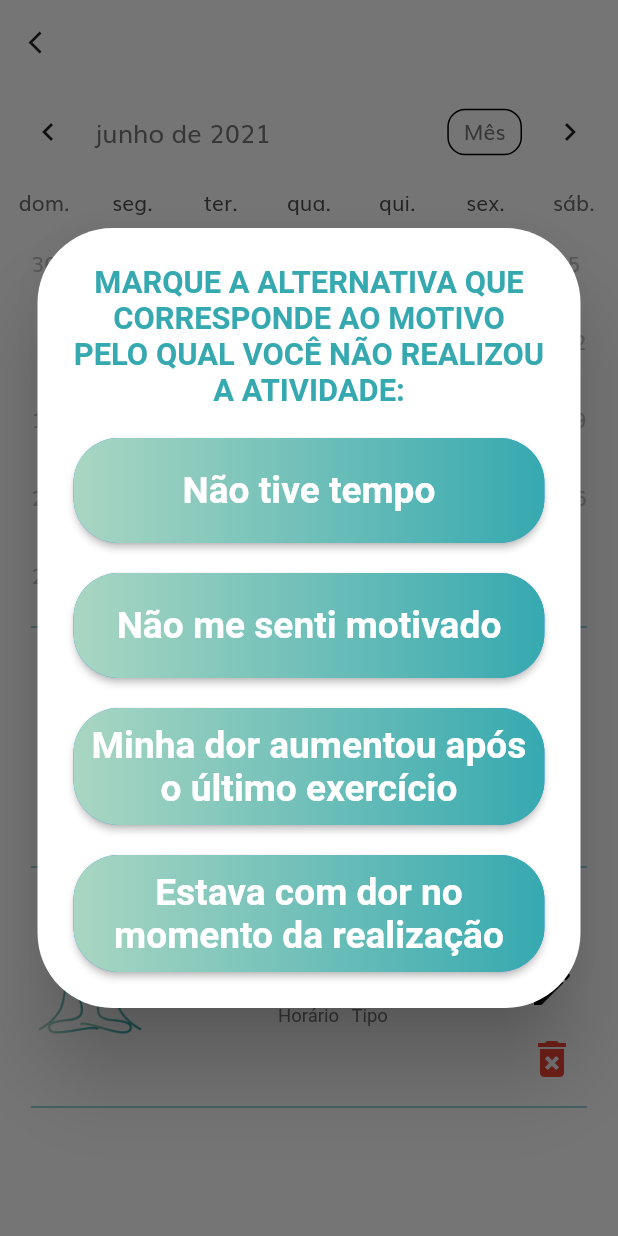
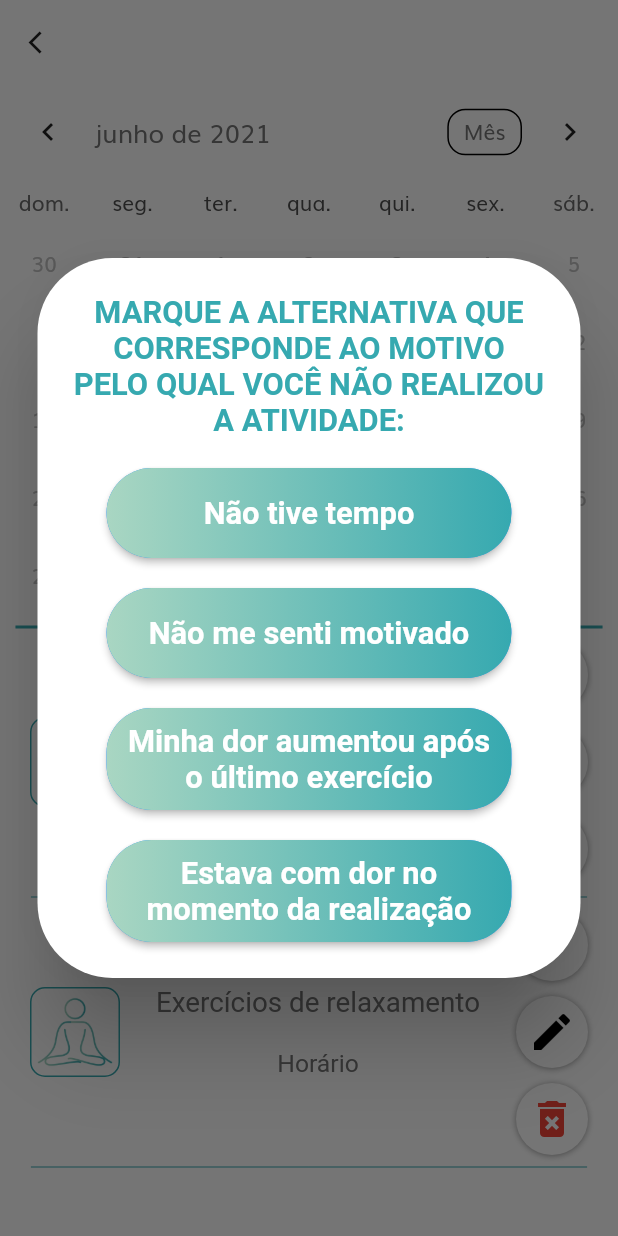
Before and after one commit to anselmoparente/MoveDor, a Flutter app: the CalendarPage screen opened directly, after a tap on the "delete forever" icon, on a phone screen of 412 x 824 dp. Run offline on Flutter 3.47's test engine with Material 2 defaults, Android fonts, the phone set to English and light mode, and no system bars; drawn by our look-alikes of table_calendar; our stand-ins replace fl_chart, flutter_datetime_picker, flutter_mobx, flutter_svg, google_nav_bar, line_icons and 6 more; missing offline and left inert: page_slider, rich_alert; accounts and stored records are empty; generated files the repository leaves out were written again; Roboto replaces fonts that are missing (MontserratRegular).

Commit message:
Realizada correções na tela de calendario

```diff
--- a/lib/screens/diary/calendar_page.dart
+++ b/lib/screens/diary/calendar_page.dart
@@ -87,6 +87,7 @@ class _CalendarPageState extends State<CalendarPage> {
             ),
           ),
           content: Wrap(
+            alignment: WrapAlignment.center,
             runSpacing: 20.0,
             children: [
               CustomElevatedButton(
@@ -206,9 +207,10 @@ class _CalendarPageState extends State<CalendarPage> {
               ),
             ),
             Container(
-              width: mediaSize.width * 0.9,
+              width: mediaSize.width * 0.95,
               child: Divider(
                 color: Color(0xff36a9b0),
+                thickness: 2,
               ),
             ),
             activityFrame(context, "Exercícios aeróbicos"),
@@ -292,8 +294,11 @@ class _CalendarPageState extends State<CalendarPage> {
             shape: BoxShape.circle,
           ),
           child: Container(
-              width: 80,
-              height: 80,
+              width: 60,
+              height: 60,
+              decoration: BoxDecoration(
+                  borderRadius: BorderRadius.circular(10),
+                  border: Border.all(color: Color(0xff36a9b0))),
               child: Image.asset(
                 activity == "Exercícios aeróbicos"
                     ? "assets/icons_borg/ÍconePrancheta1.png"
@@ -316,7 +321,7 @@ class _CalendarPageState extends State<CalendarPage> {
                 activity,
                 style: TextStyle(
                   fontFamily: 'MontserratRegular',
-                  fontSize: mediaSize.width * 0.04,
+                  fontSize: mediaSize.width * 0.045,
                 ),
               ),
               Container(
@@ -326,15 +331,7 @@ class _CalendarPageState extends State<CalendarPage> {
                       'Horário',
                       style: TextStyle(
                         fontFamily: 'MontserratRegular',
-                        fontSize: mediaSize.width * 0.03,
-                      ),
-                    ),
-                    Text('  '),
-                    Text(
-                      'Tipo',
-                      style: TextStyle(
-                        fontFamily: 'MontserratRegular',
-                        fontSize: mediaSize.width * 0.03,
+                        fontSize: mediaSize.width * 0.04,
                       ),
                     ),
                   ]))
@@ -346,7 +343,19 @@ class _CalendarPageState extends State<CalendarPage> {
           margin: EdgeInsets.only(right: 20),
           child: Column(
             children: [
-              IconButton(
+              Container(
+                decoration: BoxDecoration(
+                  borderRadius: BorderRadius.circular(50.0),
+                  color: Colors.white,
+                  boxShadow: [
+                    BoxShadow(
+                      color: Colors.grey,
+                      offset: Offset(0.0, 0.5), //(x,y)
+                      blurRadius: 3.0,
+                    ),
+                  ],
+                ),
+                child: IconButton(
                   iconSize: 32,
                   icon: Icon(
                     Icons.done,
@@ -356,7 +365,23 @@ class _CalendarPageState extends State<CalendarPage> {
                     _showBorgDialog();
                   },
                 ),
-              IconButton(
+              ),
+              SizedBox(
+                height: 10,
+              ),
+              Container(
+                decoration: BoxDecoration(
+                  borderRadius: BorderRadius.circular(50.0),
+                  color: Colors.white,
+                  boxShadow: [
+                    BoxShadow(
+                      color: Colors.grey,
+                      offset: Offset(0.0, 0.5), //(x,y)
+                      blurRadius: 3.0,
+                    ),
+                  ],
+                ),
+                child: IconButton(
                   iconSize: 32,
                   icon: Icon(
                     Icons.edit,
@@ -364,7 +389,23 @@ class _CalendarPageState extends State<CalendarPage> {
                   ),
                   onPressed: () {},
                 ),
-              IconButton(
+              ),
+              SizedBox(
+                height: 10,
+              ),
+              Container(
+                decoration: BoxDecoration(
+                  borderRadius: BorderRadius.circular(50.0),
+                  color: Colors.white,
+                  boxShadow: [
+                    BoxShadow(
+                      color: Colors.grey,
+                      offset: Offset(0.0, 0.5), //(x,y)
+                      blurRadius: 3.0,
+                    ),
+                  ],
+                ),
+                child: IconButton(
                   iconSize: 32,
                   icon: Icon(
                     Icons.delete_forever,
@@ -374,6 +415,7 @@ class _CalendarPageState extends State<CalendarPage> {
                     _chooseAnswerDialog();
                   },
                 ),
+              ),
             ],
           ),
         )
--- a/lib/screens/diary/components/custom_elevated_button.dart
+++ b/lib/screens/diary/components/custom_elevated_button.dart
@@ -33,7 +33,7 @@ class CustomElevatedButton extends StatelessWidget {
           borderRadius: BorderRadius.circular(radius),
         ),
         child: Container(
-          constraints: BoxConstraints(maxWidth: 300.0, minHeight: 50.0),
+          constraints: BoxConstraints(maxWidth: 250.0, minHeight: 40.0),
           alignment: Alignment.center,
           child: Text(
             text,
@@ -41,7 +41,7 @@ class CustomElevatedButton extends StatelessWidget {
             textAlign: TextAlign.center,
             style: TextStyle(
               fontFamily: 'MontserratRegular',
-              fontSize: mediaSize.width * 0.06,
+              fontSize: mediaSize.width * 0.05,
               fontWeight: FontWeight.bold,
               color: Colors.white,
             ),
```
Lines whose indentation alone changed are shown as unchanged.
